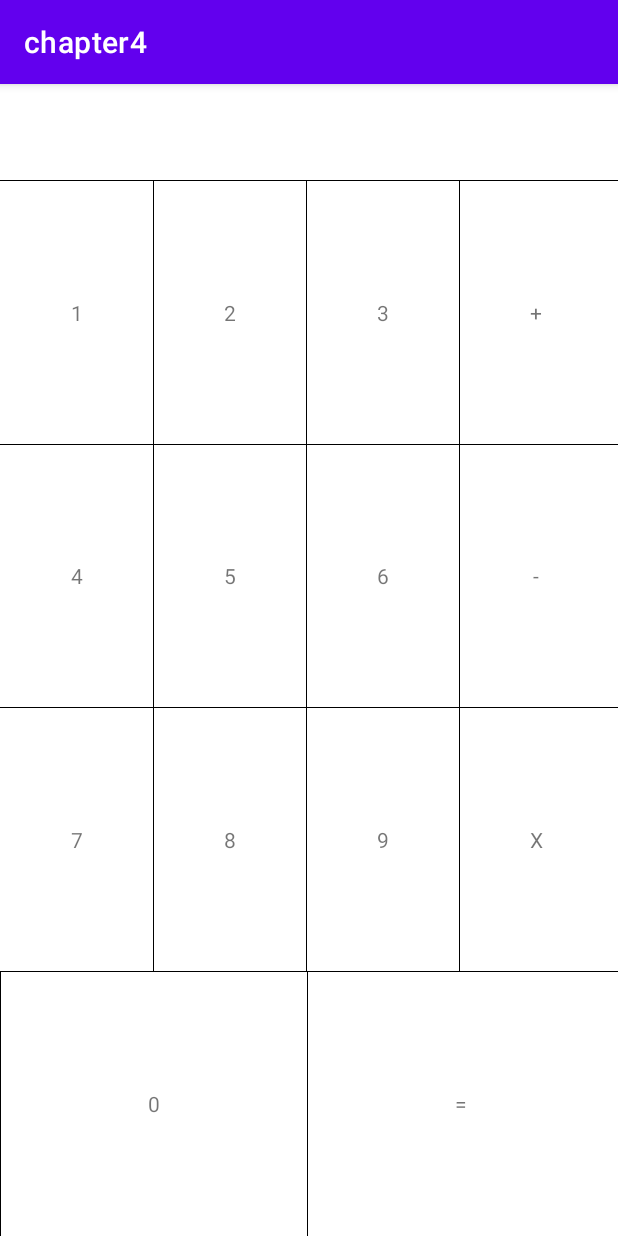
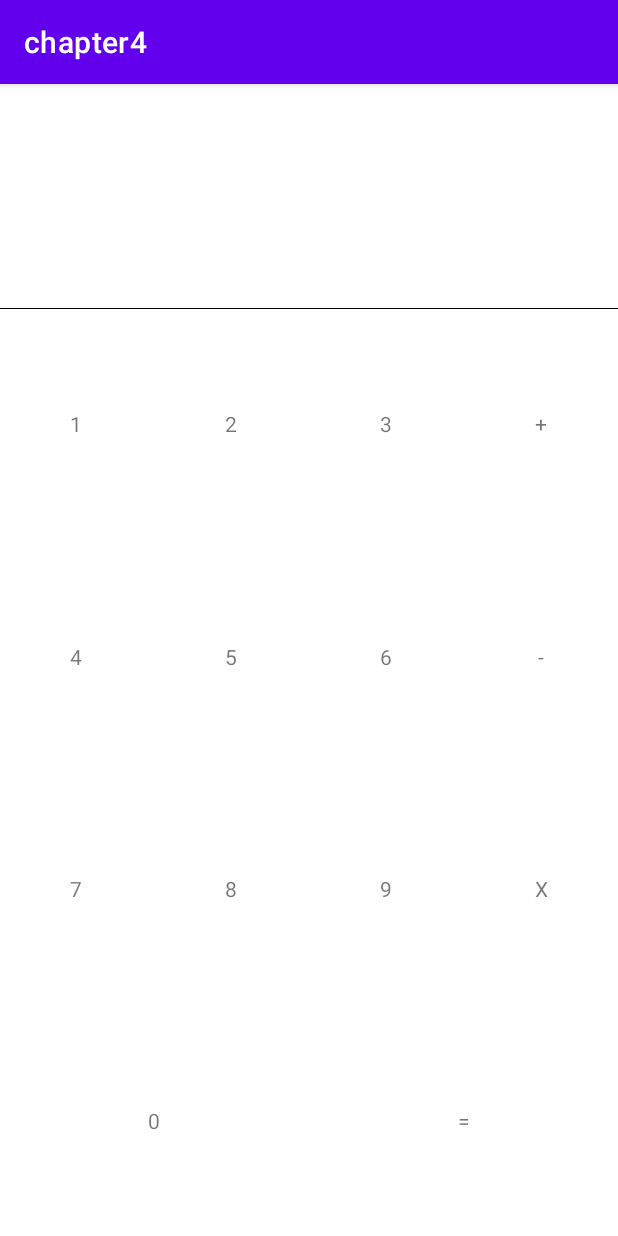
Before and after one commit to ethanchaee/chapter4, an Android app: the screen it shows after launch (MainActivity), on a phone screen of 412 x 824 dp. Run offline under Robolectric (Android 15) with nearby library versions, the phone set to English and light mode, and no system bars.

Commit message:
feat : ConstraintLayout, Flow 로 키패드 구현

```diff
--- a/app/src/main/res/layout/activity_main.xml
+++ b/app/src/main/res/layout/activity_main.xml
@@ -9,7 +9,7 @@
     <TextView
         android:id="@+id/numberTextView"
         android:layout_width="0dp"
-        android:layout_height="wrap_content"
+        android:layout_height="150dp"
         android:gravity="end"
         android:padding="16dp"
         android:textColor="@color/black"
@@ -23,122 +23,138 @@
         android:layout_width="0dp"
         android:layout_height=".5dp"
         android:background="@color/black"
-        app:layout_constraintBottom_toTopOf="@id/keypadTableLayout"
+        app:layout_constraintBottom_toBottomOf="@id/numberTextView"
         app:layout_constraintEnd_toEndOf="parent"
         app:layout_constraintStart_toStartOf="parent" />
 
-    <TableLayout
-        android:id="@+id/keypadTableLayout"
+    <androidx.constraintlayout.helper.widget.Flow
         android:layout_width="0dp"
         android:layout_height="0dp"
-        android:divider="@color/black"
-        android:showDividers="middle"
-        android:stretchColumns="*"
+        android:orientation="horizontal"
+        app:constraint_referenced_ids="keypadTextView1, keypadTextView2, keypadTextView3,keypadTextViewPlus,
+        keypadTextView4, keypadTextView5, keypadTextView6, keypadTextViewMinus,
+        keypadTextView7, keypadTextView8, keypadTextView9, keypadTextViewMultiply,
+        keypadTextView0, keypadTextViewEqual"
+        app:flow_horizontalGap="1dp"
+        app:flow_maxElementsWrap="4"
+        app:flow_verticalBias="1"
+        app:flow_verticalGap="1dp"
+        app:flow_wrapMode="chain"
         app:layout_constraintBottom_toBottomOf="parent"
         app:layout_constraintEnd_toEndOf="parent"
         app:layout_constraintStart_toStartOf="parent"
-        app:layout_constraintTop_toBottomOf="@id/numberTextView">
-
-        <TableRow
-            android:layout_height="0dp"
-            android:layout_weight="1"
-            android:divider="@color/black"
-            android:showDividers="middle">
+        app:layout_constraintTop_toBottomOf="@id/numberTextView" />
 
     <TextView
-                android:layout_height="match_parent"
+        android:id="@+id/keypadTextView1"
+        android:layout_width="0dp"
+        android:layout_height="0dp"
         android:gravity="center"
-                android:text="1" />
+        android:text="1"
+        tools:ignore="MissingConstraints" />
 
     <TextView
-                android:layout_height="match_parent"
+        android:id="@+id/keypadTextView2"
+        android:layout_width="0dp"
+        android:layout_height="0dp"
         android:gravity="center"
-                android:text="2" />
+        android:text="2"
+        tools:ignore="MissingConstraints" />
 
     <TextView
-                android:layout_height="match_parent"
+        android:id="@+id/keypadTextView3"
+        android:layout_width="0dp"
+        android:layout_height="0dp"
         android:gravity="center"
-                android:text="3" />
+        android:text="3"
+        tools:ignore="MissingConstraints" />
 
     <TextView
-                android:layout_height="match_parent"
+        android:id="@+id/keypadTextView4"
+        android:layout_width="0dp"
+        android:layout_height="0dp"
         android:gravity="center"
-                android:text="+" />
-        </TableRow>
-
-        <TableRow
-            android:layout_height="0dp"
-            android:layout_weight="1"
-            android:divider="@color/black"
-            android:showDividers="middle">
+        android:text="4"
+        tools:ignore="MissingConstraints" />
 
     <TextView
-                android:layout_height="match_parent"
+        android:id="@+id/keypadTextView5"
+        android:layout_width="0dp"
+        android:layout_height="0dp"
         android:gravity="center"
-                android:text="4" />
+        android:text="5"
+        tools:ignore="MissingConstraints" />
 
     <TextView
-                android:layout_height="match_parent"
+        android:id="@+id/keypadTextView6"
+        android:layout_width="0dp"
+        android:layout_height="0dp"
         android:gravity="center"
-                android:text="5" />
+        android:text="6"
+        tools:ignore="MissingConstraints" />
 
     <TextView
-                android:layout_height="match_parent"
+        android:id="@+id/keypadTextView7"
+        android:layout_width="0dp"
+        android:layout_height="0dp"
         android:gravity="center"
-                android:text="6" />
+        android:text="7"
+        tools:ignore="MissingConstraints" />
 
     <TextView
-                android:layout_height="match_parent"
+        android:id="@+id/keypadTextView8"
+        android:layout_width="0dp"
+        android:layout_height="0dp"
         android:gravity="center"
-                android:text="-" />
-        </TableRow>
-
-        <TableRow
-            android:layout_height="0dp"
-            android:layout_weight="1"
-            android:divider="@color/black"
-            android:showDividers="middle">
+        android:text="8"
+        tools:ignore="MissingConstraints" />
 
     <TextView
-                android:layout_height="match_parent"
+        android:id="@+id/keypadTextView9"
+        android:layout_width="0dp"
+        android:layout_height="0dp"
         android:gravity="center"
-                android:text="7" />
+        android:text="9"
+        tools:ignore="MissingConstraints" />
 
     <TextView
-                android:layout_height="match_parent"
+        android:id="@+id/keypadTextViewPlus"
+        android:layout_width="0dp"
+        android:layout_height="0dp"
         android:gravity="center"
-                android:text="8" />
+        android:text="+"
+        tools:ignore="MissingConstraints" />
 
     <TextView
-                android:layout_height="match_parent"
+        android:id="@+id/keypadTextViewMinus"
+        android:layout_width="0dp"
+        android:layout_height="0dp"
         android:gravity="center"
-                android:text="9" />
+        android:text="-"
+        tools:ignore="MissingConstraints" />
 
     <TextView
-                android:layout_height="match_parent"
+        android:id="@+id/keypadTextViewMultiply"
+        android:layout_width="0dp"
+        android:layout_height="0dp"
         android:gravity="center"
-                android:text="X" />
-        </TableRow>
-
-        <TableRow
-            android:layout_height="0dp"
-            android:layout_weight="1"
-            android:divider="@color/black"
-            android:showDividers="middle">
+        android:text="X"
+        tools:ignore="MissingConstraints" />
 
     <TextView
-                android:layout_height="match_parent"
-                android:layout_span="2"
+        android:id="@+id/keypadTextView0"
+        android:layout_width="0dp"
+        android:layout_height="0dp"
         android:gravity="center"
-                android:text="0" />
+        android:text="0"
+        tools:ignore="MissingConstraints" />
 
     <TextView
-                android:layout_height="match_parent"
-                android:layout_span="2"
+        android:id="@+id/keypadTextViewEqual"
+        android:layout_width="0dp"
+        android:layout_height="0dp"
         android:gravity="center"
-                android:text="=" />
-        </TableRow>
-
-    </TableLayout>
+        android:text="="
+        tools:ignore="MissingConstraints" />
 
 </androidx.constraintlayout.widget.ConstraintLayout>
```
Lines whose indentation alone changed are shown as unchanged.
